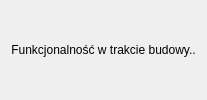
Before: the Qt Designer form ui/zarzadzanie_PE_widget.ui in m-dudzinski/FiberAssistant-QGIS, drawn with Qt 5.
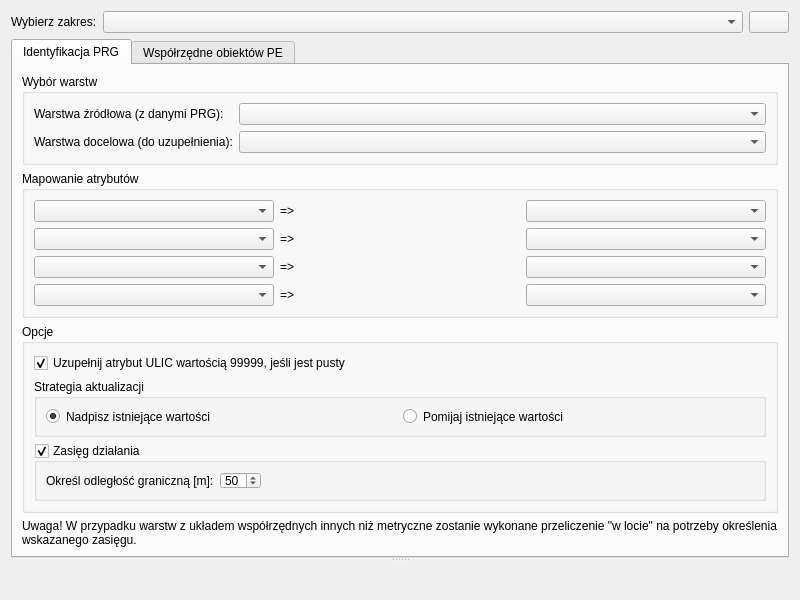
After: the same form once the commit is applied. Icons and pictures are not drawn.

The edit to the form file:
```diff
--- a/ui/zarzadzanie_PE_widget.ui
+++ b/ui/zarzadzanie_PE_widget.ui
@@ -2,15 +2,353 @@
 <ui version="4.0">
  <class>ZarzadzaniePEWidget</class>
  <widget class="QWidget" name="ZarzadzaniePEWidget">
-  <layout class="QVBoxLayout" name="verticalLayout">
+  <property name="geometry">
+   <rect>
+    <x>0</x>
+    <y>0</y>
+    <width>800</width>
+    <height>600</height>
+   </rect>
+  </property>
+  <property name="windowTitle">
+   <string>Form</string>
+  </property>
+  <layout class="QVBoxLayout" name="verticalLayout_main">
    <item>
-    <widget class="QLabel" name="label">
-     <property name="text">
-      <string>Funkcjonalność w trakcie budowy..</string>
+    <layout class="QHBoxLayout" name="horizontalLayout_zakres">
+     <item>
+      <widget class="QLabel" name="label_zakres">
+       <property name="text">
+        <string>Wybierz zakres:</string>
+       </property>
+      </widget>
+     </item>
+     <item>
+      <widget class="QComboBox" name="zakres_combo_box">
+       <property name="sizePolicy">
+        <sizepolicy hsizetype="Expanding" vsizetype="Fixed">
+         <horstretch>0</horstretch>
+         <verstretch>0</verstretch>
+        </sizepolicy>
+       </property>
+      </widget>
+     </item>
+     <item>
+      <widget class="QPushButton" name="refresh_button">
+       <property name="toolTip">
+        <string>Odśwież listę zakresów</string>
+       </property>
+       <property name="text">
+        <string/>
+       </property>
+       <property name="icon">
+        <iconset>
+         <normaloff>:/icons/options_icons/options_icon_refresh.png</normaloff>:/icons/options_icons/options_icon_refresh.png</iconset>
+       </property>
+      </widget>
+     </item>
+    </layout>
+   </item>
+   <item>
+    <widget class="QSplitter" name="splitter">
+     <property name="orientation">
+      <enum>Qt::Vertical</enum>
      </property>
-     <property name="alignment">
-      <set>Qt::AlignCenter</set>
-     </property>
+     <widget class="QTabWidget" name="tabWidget">
+      <property name="minimumSize">
+       <size>
+        <width>0</width>
+        <height>400</height>
+       </size>
+      </property>
+      <property name="currentIndex">
+       <number>0</number>
+      </property>
+      <widget class="QWidget" name="tab_identyfikacja_prg">
+       <attribute name="title">
+        <string>Identyfikacja PRG</string>
+       </attribute>
+       <layout class="QVBoxLayout" name="verticalLayout_tab_prg">
+        <item>
+         <widget class="QGroupBox" name="groupBox_warstwy">
+          <property name="title">
+           <string>Wybór warstw</string>
+          </property>
+          <layout class="QFormLayout" name="formLayout_warstwy">
+           <item row="0" column="0">
+            <widget class="QLabel" name="label_warstwa_zrodlowa">
+             <property name="text">
+              <string>Warstwa źródłowa (z danymi PRG):</string>
+             </property>
+            </widget>
+           </item>
+           <item row="0" column="1">
+            <widget class="QComboBox" name="source_layer_combobox"/>
+           </item>
+           <item row="1" column="0">
+            <widget class="QLabel" name="label_warstwa_docelowa">
+             <property name="text">
+              <string>Warstwa docelowa (do uzupełnienia):</string>
+             </property>
+            </widget>
+           </item>
+           <item row="1" column="1">
+            <widget class="QComboBox" name="target_layer_combobox"/>
+           </item>
+          </layout>
+         </widget>
+        </item>
+        <item>
+         <widget class="QGroupBox" name="groupBox_mapowanie">
+          <property name="title">
+           <string>Mapowanie atrybutów</string>
+          </property>
+          <layout class="QGridLayout" name="gridLayout_mapowanie">
+           <item row="0" column="1">
+            <widget class="QLabel" name="label_arrow1">
+             <property name="text">
+              <string>=&gt;</string>
+             </property>
+            </widget>
+           </item>
+           <item row="1" column="2">
+            <widget class="QComboBox" name="target_attr_combobox_2"/>
+           </item>
+           <item row="0" column="0">
+            <widget class="QComboBox" name="source_attr_combobox_1"/>
+           </item>
+           <item row="1" column="1">
+            <widget class="QLabel" name="label_arrow2">
+             <property name="text">
+              <string>=&gt;</string>
+             </property>
+            </widget>
+           </item>
+           <item row="0" column="2">
+            <widget class="QComboBox" name="target_attr_combobox_1"/>
+           </item>
+           <item row="1" column="0">
+            <widget class="QComboBox" name="source_attr_combobox_2"/>
+           </item>
+           <item row="2" column="0">
+            <widget class="QComboBox" name="source_attr_combobox_3"/>
+           </item>
+           <item row="2" column="1">
+            <widget class="QLabel" name="label_arrow3">
+             <property name="text">
+              <string>=&gt;</string>
+             </property>
+            </widget>
+           </item>
+           <item row="2" column="2">
+            <widget class="QComboBox" name="target_attr_combobox_3"/>
+           </item>
+           <item row="3" column="0">
+            <widget class="QComboBox" name="source_attr_combobox_4"/>
+           </item>
+           <item row="3" column="1">
+            <widget class="QLabel" name="label_arrow4">
+             <property name="text">
+              <string>=&gt;</string>
+             </property>
+            </widget>
+           </item>
+           <item row="3" column="2">
+            <widget class="QComboBox" name="target_attr_combobox_4"/>
+           </item>
+          </layout>
+         </widget>
+        </item>
+        <item>
+         <widget class="QGroupBox" name="groupBox_opcje">
+          <property name="title">
+           <string>Opcje</string>
+          </property>
+          <layout class="QVBoxLayout" name="verticalLayout_opcje">
+           <item>
+            <widget class="QCheckBox" name="ulic_checkbox">
+             <property name="text">
+              <string>Uzupełnij atrybut ULIC wartością 99999, jeśli jest pusty</string>
+             </property>
+             <property name="checked">
+              <bool>true</bool>
+             </property>
+            </widget>
+           </item>
+           <item>
+            <widget class="QGroupBox" name="groupBox_strategia">
+             <property name="title">
+              <string>Strategia aktualizacji</string>
+             </property>
+             <layout class="QHBoxLayout" name="horizontalLayout_strategia">
+              <item>
+               <widget class="QRadioButton" name="nadpisz_radio">
+                <property name="text">
+                 <string>Nadpisz istniejące wartości</string>
+                </property>
+                <property name="checked">
+                 <bool>true</bool>
+                </property>
+               </widget>
+              </item>
+              <item>
+               <widget class="QRadioButton" name="pomijaj_radio">
+                <property name="text">
+                 <string>Pomijaj istniejące wartości</string>
+                </property>
+               </widget>
+              </item>
+             </layout>
+            </widget>
+           </item>
+           <item>
+            <widget class="QGroupBox" name="groupBox_zasieg">
+             <property name="title">
+              <string>Zasięg działania</string>
+             </property>
+             <property name="checkable">
+              <bool>true</bool>
+             </property>
+             <property name="checked">
+              <bool>true</bool>
+             </property>
+             <layout class="QHBoxLayout" name="horizontalLayout_zasieg">
+              <item>
+               <widget class="QLabel" name="label_zasieg">
+                <property name="text">
+                 <string>Określ odległość graniczną [m]:</string>
+                </property>
+               </widget>
+              </item>
+              <item>
+               <widget class="QSpinBox" name="distance_spinbox">
+                <property name="value">
+                 <number>50</number>
+                </property>
+               </widget>
+              </item>
+              <item>
+               <spacer name="horizontalSpacer">
+                <property name="orientation">
+                 <enum>Qt::Horizontal</enum>
+                </property>
+                <property name="sizeHint" stdset="0">
+                 <size>
+                  <width>40</width>
+                  <height>20</height>
+                 </size>
+                </property>
+               </spacer>
+              </item>
+             </layout>
+            </widget>
+           </item>
+          </layout>
+         </widget>
+        </item>
+        <item>
+         <widget class="QLabel" name="label_crs_warning">
+          <property name="text">
+           <string>Uwaga! W przypadku warstw z układem współrzędnych innych niż metryczne zostanie wykonane przeliczenie &quot;w locie&quot; na potrzeby określenia wskazanego zasięgu.</string>
+          </property>
+          <property name="wordWrap">
+           <bool>true</bool>
+          </property>
+         </widget>
+        </item>
+        <item>
+         <spacer name="verticalSpacer">
+          <property name="orientation">
+           <enum>Qt::Vertical</enum>
+          </property>
+          <property name="sizeHint" stdset="0">
+           <size>
+            <width>20</width>
+            <height>40</height>
+           </size>
+          </property>
+         </spacer>
+        </item>
+       </layout>
+      </widget>
+      <widget class="QWidget" name="tab_wspolrzedne">
+       <attribute name="title">
+        <string>Współrzędne obiektów PE</string>
+       </attribute>
+       <layout class="QVBoxLayout" name="verticalLayout_tab_wspolrzedne">
+        <item>
+         <widget class="QGroupBox" name="groupBox_wybor_warstwy_wspolrzedne">
+          <property name="title">
+           <string>Wybór warstwy</string>
+          </property>
+          <layout class="QVBoxLayout" name="verticalLayout_wybor_warstwy">
+           <item>
+            <layout class="QFormLayout" name="formLayout_wybor_warstwy">
+             <item row="0" column="0">
+              <widget class="QLabel" name="label_wybor_warstwy_wspolrzedne">
+               <property name="text">
+                <string>Wybierz warstwę:</string>
+               </property>
+              </widget>
+             </item>
+             <item row="0" column="1">
+              <widget class="QComboBox" name="wspolrzedne_layer_combobox"/>
+             </item>
+            </layout>
+           </item>
+           <item>
+            <widget class="QCheckBox" name="wspolrzedne_show_all_layers_checkbox">
+             <property name="text">
+              <string>Wyświetl na liście wszystkie istniejące warstwy</string>
+             </property>
+            </widget>
+           </item>
+          </layout>
+         </widget>
+        </item>
+        <item>
+         <widget class="QGroupBox" name="groupBox_strategia_wspolrzedne">
+          <property name="title">
+           <string>Strategia aktualizacji</string>
+          </property>
+          <layout class="QHBoxLayout" name="horizontalLayout_strategia_wspolrzedne">
+           <item>
+            <widget class="QRadioButton" name="nadpisz_radio_wspolrzedne">
+             <property name="text">
+              <string>Nadpisz istniejące wartości</string>
+             </property>
+             <property name="checked">
+              <bool>true</bool>
+             </property>
+            </widget>
+           </item>
+           <item>
+            <widget class="QRadioButton" name="pomijaj_radio_wspolrzedne">
+             <property name="text">
+              <string>Pomijaj istniejące wartości</string>
+             </property>
+            </widget>
+           </item>
+          </layout>
+         </widget>
+        </item>
+        <item>
+         <spacer name="verticalSpacer_wspolrzedne">
+          <property name="orientation">
+           <enum>Qt::Vertical</enum>
+          </property>
+          <property name="sizeHint" stdset="0">
+           <size>
+            <width>20</width>
+            <height>40</height>
+           </size>
+          </property>
+         </spacer>
+        </item>
+       </layout>
+      </widget>
+     </widget>
+     <widget class="QWidget" name="output_widget_placeholder" native="true"/>
     </widget>
    </item>
   </layout>
```
Left out of the diff: 2 changed lines with no effect on the pictures.
